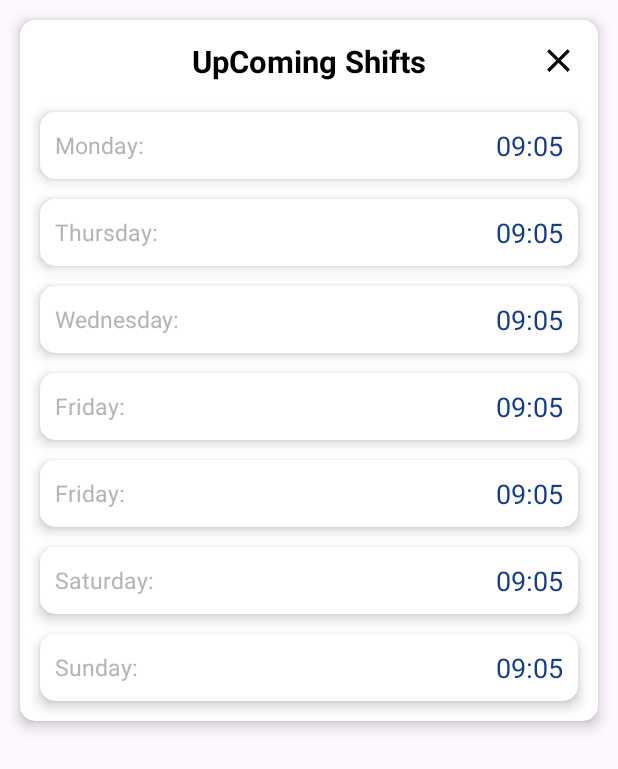
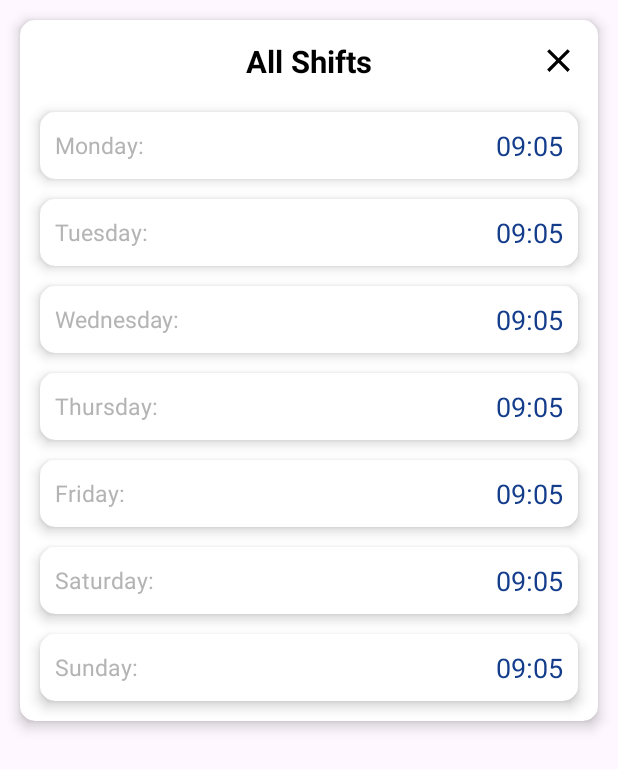
Before and after one commit to UsmanLiaqat-CC/ShiftSmart-Plus, an Android app: the layout dialog_shift_details.xml on its own in the app's theme, with its tools: preview values and no code run, on a phone screen of 412 x 824 dp. Shown: the top 769 px of the screen. Run offline under Robolectric (Android 15) with nearby library versions, the phone set to English and light mode, and no system bars.

```diff
--- a/app/src/main/AndroidManifest.xml
+++ b/app/src/main/AndroidManifest.xml
@@ -20,9 +20,9 @@
 
     <application
         android:name=".utils.MyApp"
-        android:allowBackup="true"
+        android:allowBackup="false"
         android:dataExtractionRules="@xml/data_extraction_rules"
-        android:fullBackupContent="@xml/backup_rules"
+        android:fullBackupContent="false"
         android:icon="@mipmap/ic_launcher"
         android:label="@string/app_name"
         android:networkSecurityConfig="@xml/network_security_config"
--- a/app/src/main/res/layout/dialog_shift_details.xml
+++ b/app/src/main/res/layout/dialog_shift_details.xml
@@ -30,7 +30,7 @@
                 <TextView
                     android:layout_width="wrap_content"
                     android:layout_height="wrap_content"
-                    android:text="@string/up_coming_shifts"
+                    android:text="@string/all_shifts"
                     android:gravity="center"
                     android:textColor="@color/black"
                     android:layout_centerHorizontal="true"
@@ -114,7 +114,7 @@
                         android:layout_width="wrap_content"
                         android:layout_height="wrap_content"
                         android:layout_centerVertical="true"
-                        android:text="@string/thursday"
+                        android:text="@string/tuesday"
                         android:layout_alignParentStart="true"
                         android:textSize="@dimen/_12sdp"
                         android:textColor="@color/grey"
@@ -194,14 +194,14 @@
                         android:layout_width="wrap_content"
                         android:layout_height="wrap_content"
                         android:layout_centerVertical="true"
-                        android:text="@string/fiday"
+                        android:text="@string/thursday"
                         android:layout_alignParentStart="true"
                         android:textSize="@dimen/_12sdp"
                         android:textColor="@color/grey"
                         />
 
                     <TextView
-                        android:id="@+id/friday_tv"
+                        android:id="@+id/thursday_tv"
                         android:layout_width="wrap_content"
                         android:layout_height="wrap_content"
                         android:layout_centerVertical="true"
@@ -241,7 +241,7 @@
                         />
 
                     <TextView
-                        android:id="@+id/thursday_tv"
+                        android:id="@+id/friday_tv"
                         android:layout_width="wrap_content"
                         android:layout_height="wrap_content"
                         android:layout_centerVertical="true"
--- a/app/src/main/res/layout/fragment_my_shifts.xml
+++ b/app/src/main/res/layout/fragment_my_shifts.xml
@@ -322,7 +322,7 @@
                 android:layout_width="wrap_content"
                 android:layout_height="wrap_content"
                 android:layout_marginStart="20dp"
-                android:text="@string/up_coming_shifts"
+                android:text="@string/all_shifts"
                 android:textColor="@color/black"
                 android:textStyle="bold"
                 android:textSize="@dimen/_16sdp" />
--- a/app/src/main/res/values/strings.xml
+++ b/app/src/main/res/values/strings.xml
@@ -129,5 +129,6 @@
     <string name="saturday">Saturday:</string>
     <string name="sunday">Sunday:</string>
     <string name="up_coming_shifts">UpComing Shifts</string>
+    <string name="all_shifts">All Shifts</string>
 
 </resources>
```
Also changed, not shown: app/src/main/java/com/shiftsmart/plus/ui/fragments/my_shifts/MyShiftsFragment.kt (+14 -6 lines).
